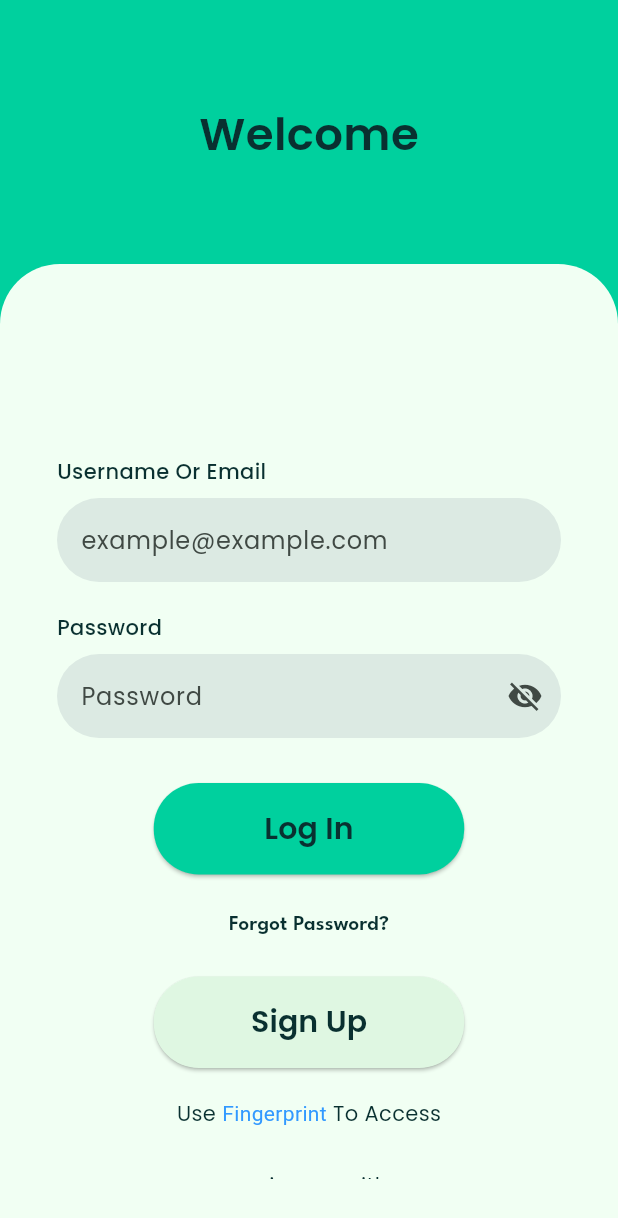
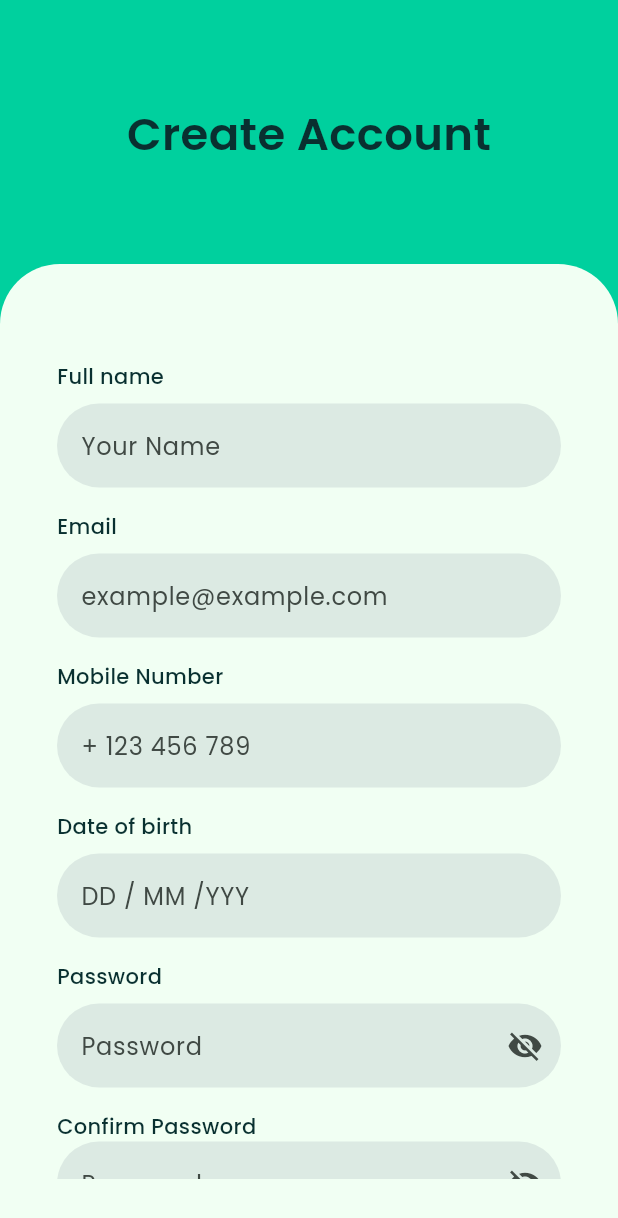
Before and after one commit to Om4r-M4dy/FinWise, a Flutter app: the screen it shows after launch, after a tap on "Log In", after a tap on "Sign Up", on a phone screen of 412 x 824 dp. Shown: the top 1218 px of the screen. Run offline on Flutter 3.47's test engine with Material 3 defaults, Android fonts, the phone set to English and light mode, and no system bars; our stand-ins replace custom_sliding_segmented_control, flutter_svg, gap, go_router, lottie.

Commit message:
3.0 - A - Create Account screen

```diff
--- a/lib/features/auth/page/login_screen.dart
+++ b/lib/features/auth/page/login_screen.dart
@@ -1,11 +1,12 @@
 import 'package:finwise/core/constants/app_assets.dart';
 import 'package:finwise/core/constants/app_colors.dart';
 import 'package:finwise/core/constants/app_fonts.dart';
+import 'package:finwise/core/functions/navigations.dart';
 import 'package:finwise/core/styles/text_styles.dart';
+import 'package:finwise/features/auth/page/signup_screen.dart';
 import 'package:finwise/features/auth/widgets/auth_text_field.dart';
 import 'package:finwise/features/auth/widgets/socialbutton.dart';
 import 'package:flutter/material.dart';
-import 'package:flutter_svg/svg.dart';
 import 'package:gap/gap.dart';
 
 class LoginScreen extends StatelessWidget {
@@ -128,7 +129,9 @@ class LoginScreen extends StatelessWidget {
                       child: SizedBox(
                         width: 207,
                         child: ElevatedButton(
-                          onPressed: () {},
+                          onPressed: () {
+                            pushReplacment(context, SignupScreen());
+                          },
                           style: ElevatedButton.styleFrom(
                             backgroundColor: AppColors.lightGreen,
                             padding: const EdgeInsets.symmetric(vertical: 16),
--- a/lib/features/auth/page/signup_screen.dart
+++ b/lib/features/auth/page/signup_screen.dart
@@ -0,0 +1,175 @@
+import 'package:finwise/core/constants/app_assets.dart';
+import 'package:finwise/core/constants/app_colors.dart';
+import 'package:finwise/core/constants/app_fonts.dart';
+import 'package:finwise/core/styles/text_styles.dart';
+import 'package:finwise/features/auth/widgets/auth_text_field.dart';
+import 'package:finwise/features/auth/widgets/socialbutton.dart';
+import 'package:flutter/material.dart';
+import 'package:gap/gap.dart';
+
+class SignupScreen extends StatelessWidget {
+  double space = 16;
+  SignupScreen({super.key});
+
+  @override
+  Widget build(BuildContext context) {
+    return Scaffold(
+      body: Column(
+        children: [
+          const Gap(68),
+
+          Text(
+            "Create Account",
+            style: TextStyles.size_30.copyWith(
+              color: AppColors.lettersAndIcons,
+              fontFamily: AppFonts.poppins,
+              fontWeight: FontWeight.w600,
+            ),
+          ),
+
+          const Gap(65),
+
+          Expanded(
+            child: Container(
+              width: double.infinity,
+              padding: const EdgeInsets.all(38),
+              decoration: const BoxDecoration(
+                color: AppColors.background,
+                borderRadius: BorderRadius.only(
+                  topLeft: Radius.circular(40),
+                  topRight: Radius.circular(40),
+                ),
+              ),
+              child: SingleChildScrollView(
+                child: Column(
+                  crossAxisAlignment: CrossAxisAlignment.start,
+                  children: [
+                    Gap(27),
+                    Text(
+                      "Full name",
+                      style: TextStyles.caption1_14.copyWith(
+                        color: AppColors.lettersAndIcons,
+                        fontFamily: AppFonts.poppins,
+                        fontWeight: FontWeight.w500,
+                      ),
+                    ),
+
+                    const Gap(8),
+                    AuthTextField(hintText: "Your Name"),
+                    Gap(space),
+                    Text(
+                      "Email",
+                      style: TextStyles.caption1_14.copyWith(
+                        color: AppColors.lettersAndIcons,
+                        fontFamily: AppFonts.poppins,
+                        fontWeight: FontWeight.w500,
+                      ),
+                    ),
+
+                    const Gap(8),
+                    AuthTextField(hintText: "example@example.com"),
+                    Gap(space),
+
+                    /// Username
+                    Text(
+                      "Mobile Number",
+                      style: TextStyles.caption1_14.copyWith(
+                        color: AppColors.lettersAndIcons,
+                        fontFamily: AppFonts.poppins,
+                        fontWeight: FontWeight.w500,
+                      ),
+                    ),
+
+                    const Gap(8),
+
+                    AuthTextField(hintText: "+ 123 456 789"),
+                    Gap(space),
+                    Text(
+                      "Date of birth",
+                      style: TextStyles.caption1_14.copyWith(
+                        color: AppColors.lettersAndIcons,
+                        fontFamily: AppFonts.poppins,
+                        fontWeight: FontWeight.w500,
+                      ),
+                    ),
+
+                    const Gap(8),
+
+                    AuthTextField(hintText: "DD / MM /YYY"),
+
+                    Gap(space),
+
+                    /// Password
+                    Text(
+                      "Password",
+                      style: TextStyles.caption1_14.copyWith(
+                        color: AppColors.lettersAndIcons,
+                        fontFamily: AppFonts.poppins,
+                        fontWeight: FontWeight.w500,
+                      ),
+                    ),
+
+                    const Gap(8),
+
+                    AuthTextField(hintText: "Password", isPassword: true),
+                    Gap(space),
+                    Text(
+                      "Confirm Password",
+                      style: TextStyles.caption1_14.copyWith(
+                        color: AppColors.lettersAndIcons,
+                        fontFamily: AppFonts.poppins,
+                        fontWeight: FontWeight.w500,
+                      ),
+                    ),
+
+                    AuthTextField(hintText: "Password", isPassword: true),
+                    const Gap(28),
+                    Center(child: Text("By continuing, you agree to ")),
+
+                    Center(
+                      child: Text(
+                        "Terms of Use and Privacy Policy.,",
+                        style: TextStyle(fontWeight: FontWeight.w600),
+                      ),
+                    ),
+                    Gap(13),
+
+                    /// Login Button
+                    Center(
+                      child: SizedBox(
+                        width: 207,
+                        child: ElevatedButton(
+                          onPressed: () {},
+                          style: ElevatedButton.styleFrom(
+                            backgroundColor: AppColors.mainGreen,
+
+                            padding: const EdgeInsets.symmetric(vertical: 16),
+                            shape: RoundedRectangleBorder(
+                              borderRadius: BorderRadius.circular(30),
+                            ),
+                          ),
+
+                          child: Text(
+                            "Sign Up",
+                            style: TextStyles.headline_24.copyWith(
+                              fontSize: 20,
+                              color: AppColors.lettersAndIcons,
+                              fontFamily: AppFonts.poppins,
+                              fontWeight: FontWeight.w600,
+                            ),
+                          ),
+                        ),
+                      ),
+                    ),
+                    Gap(11),
+                    Center(child: Text("Already have an account? Log In")),
+                  ],
+                ),
+              ),
+            ),
+          ),
+        ],
+      ),
+    );
+  }
+}
```
